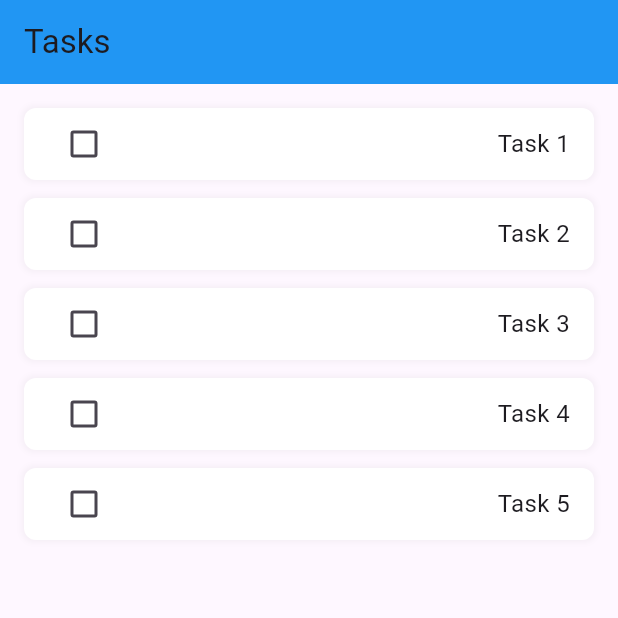
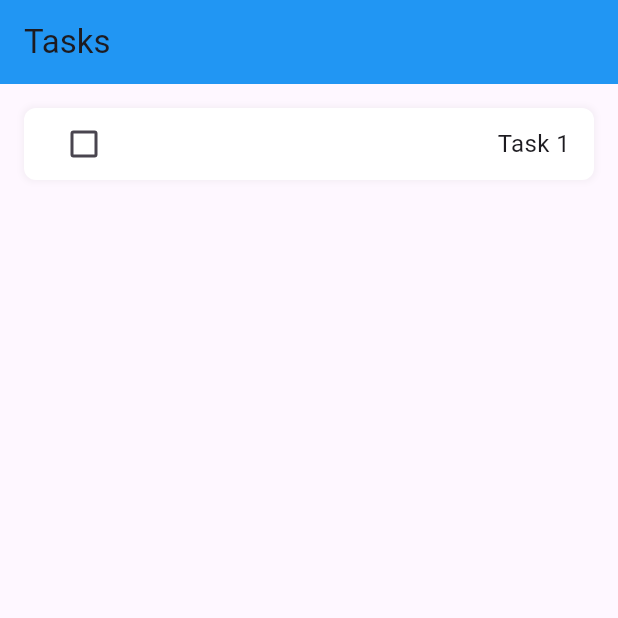
Before and after one commit to cesargoulart/work2, a Flutter app: the screen it shows after launch, on a phone screen of 412 x 824 dp, the top half of it. Run offline on Flutter 3.47's test engine with Material 3 defaults, Android fonts, the light colour scheme and no system bars.

Commit message:
Update checkbox list behavior to show/hide tasks based on checkbox state

```diff
--- a/work2/lib/checkbox_list.dart
+++ b/work2/lib/checkbox_list.dart
@@ -10,18 +10,29 @@ class CheckboxList extends StatefulWidget {
 
 class _CheckboxListState extends State<CheckboxList> {
   List<bool> _isChecked = List.generate(5, (_) => false);
-  List<bool> _isVisible = List.generate(5, (_) => true);
+  List<bool> _isVisible = List.generate(5, (index) => index == 0);  // Only first task visible
 
   void _handleCheckbox(int index, bool? value) {
     setState(() {
       _isChecked[index] = value!;
-      // Hide the task above when checked
+
+      // Show next task when checked
+      if (index < 4 && value) {
+        _isVisible[index + 1] = true;
+      }
+      // Hide task above when checked
       if (index > 0 && value) {
         _isVisible[index - 1] = false;
       }
-      // Show the task above when unchecked
+
+      // Show task above when unchecked
       if (index > 0 && !value) {
         _isVisible[index - 1] = true;
+      }
+      // Hide next task when unchecked
+      if (index < 4 && !value) {
+        _isVisible[index + 1] = false;
+        _isChecked[index + 1] = false;  // Uncheck next task
       }
     });
   }
@@ -33,7 +44,7 @@ class _CheckboxListState extends State<CheckboxList> {
       itemCount: 5,
       itemBuilder: (context, index) {
         if (!_isVisible[index]) {
-          return Container(); // Return empty container for hidden tasks
+          return Container();  // Hidden task
         }
         return Container(
           margin: const EdgeInsets.only(bottom: 12),
```
